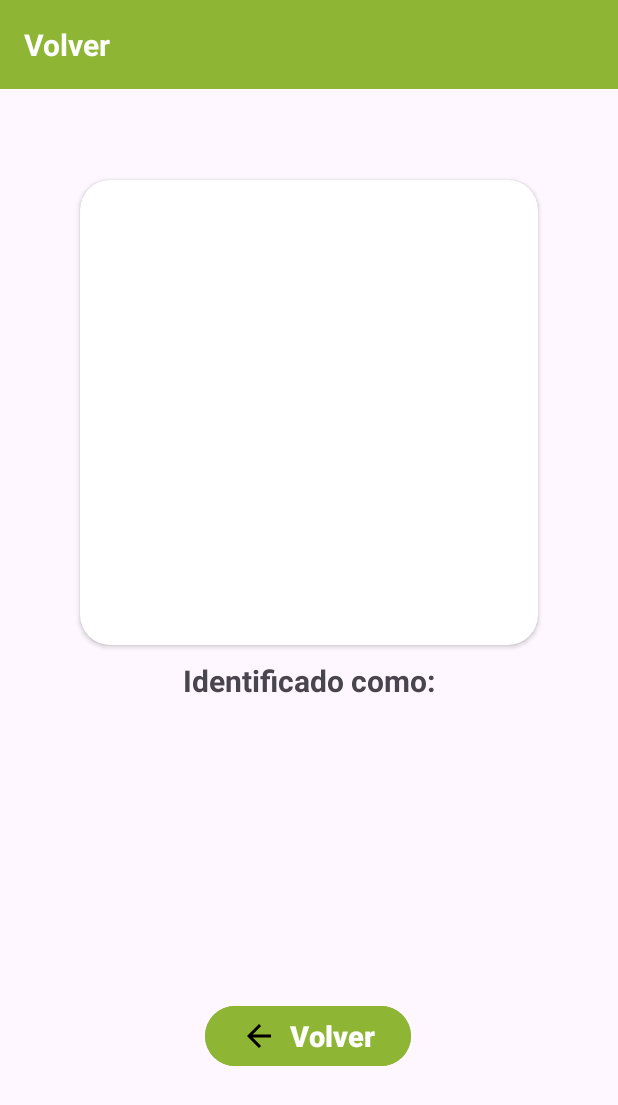
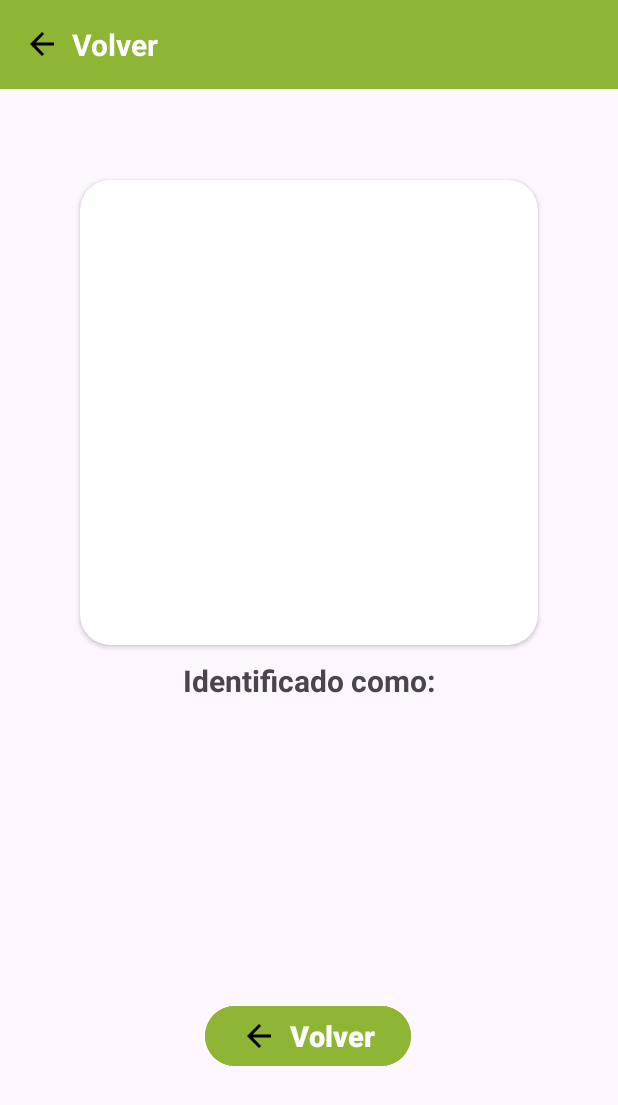
Before and after one commit to AngelGavilanez2023/tesis_app_identificacion_hojas_papa, an Android app: the ResultadosActivity screen opened directly, with no data from a screen before it, on a phone screen of 412 x 824 dp. Shown: the top 1105 px of the screen. Run offline under Robolectric (Android 15) with nearby library versions, the phone set to English and light mode, and no system bars; 1 statement that could not run was skipped.

Commit message:
Completo Dos vistas v.8

```diff
--- a/app/src/main/java/com/example/base4/ResultadosActivity.java
+++ b/app/src/main/java/com/example/base4/ResultadosActivity.java
@@ -10,6 +10,7 @@
 import android.view.View;
 import android.widget.Button;
 import android.widget.ImageView;
+import android.widget.LinearLayout;
 import android.widget.TextView;
 
 public class ResultadosActivity extends AppCompatActivity {
@@ -36,7 +37,19 @@
         ImageView imageView = findViewById(R.id.imageView);
         imageView.setImageBitmap(imagen);
 
+        //**********************************| Metodo para volver al Main Vista Uno CON FLECHA VOLVER|******************************
+        // Obtener el LinearLayout del encabezado
+        LinearLayout headerLayout = findViewById(R.id.headerLayout);
+        headerLayout.setOnClickListener(new View.OnClickListener() {
+            @Override
+            public void onClick(View v) {
+                // Crear un Intent para regresar a la MainActivity
+                Intent intent = new Intent(ResultadosActivity.this, MainActivity.class);
+                startActivity(intent);
+            }
+        });
 
+        //**********************************| Metodo para volver al Main Vista Uno CON BOTON VOLVER|******************************
         Button buttonBack = findViewById(R.id.button2);
         buttonBack.setOnClickListener(new View.OnClickListener() {
             @Override
@@ -48,6 +61,7 @@
         });
 
     }
+    //**********************************| Metodo cambia foto actual a la de defecto |******************************
     //metodo que cambia la imagen del modelo a la imagen por defecto
     @Override
     public void onBackPressed() {
--- /dev/null
+++ b/app/src/main/res/drawable/ic_volver_encabezado.xml
@@ -0,0 +1,5 @@
+<vector android:autoMirrored="true" android:height="24dp"
+    android:tint="#000000" android:viewportHeight="24"
+    android:viewportWidth="24" android:width="24dp" xmlns:android="http://schemas.android.com/apk/res/android">
+    <path android:fillColor="@android:color/white" android:pathData="M20,11H7.83l5.59,-5.59L12,4l-8,8 8,8 1.41,-1.41L7.83,13H20v-2z"/>
+</vector>
--- a/app/src/main/res/layout/activity_resultados.xml
+++ b/app/src/main/res/layout/activity_resultados.xml
@@ -18,7 +18,12 @@
         android:padding="16dp"
         tools:layout_editor_absoluteX="143dp"
         tools:layout_editor_absoluteY="271dp">
-
+        <ImageView
+            android:layout_width="wrap_content"
+            android:layout_height="wrap_content"
+            android:src="@drawable/ic_volver_encabezado"
+            android:paddingEnd="8dp"
+            android:layout_gravity="center_vertical"/>
         <TextView
             android:layout_width="wrap_content"
             android:layout_height="wrap_content"
```
